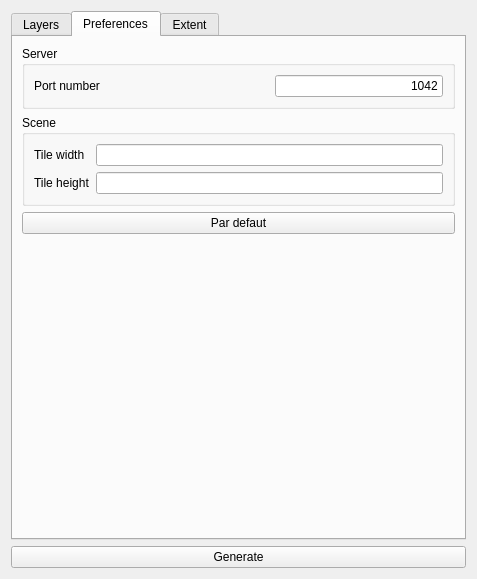
Old version of the form ui_vizitown.ui in the repository vongoethe/vizitown_plugin.
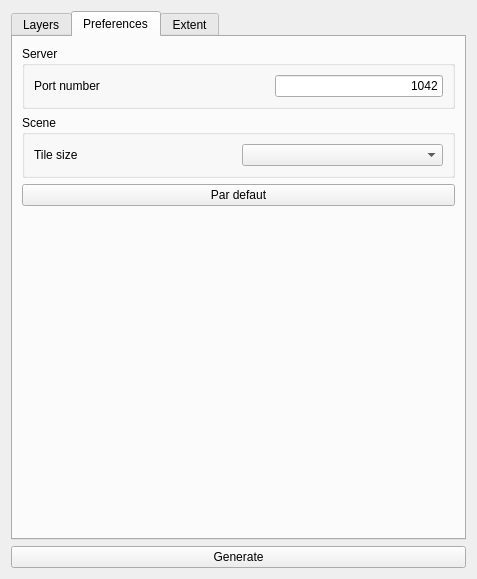
New version of the form. The open tabs and pages were chosen to show the change. Icons and pictures are not drawn.

Commit message: Change interface and web url

The edit to the form file:
```diff
--- a/ui_vizitown.ui
+++ b/ui_vizitown.ui
@@ -164,34 +164,16 @@
          <property name="title">
           <string>Scene</string>
          </property>
-         <layout class="QGridLayout" name="gridLayout_5">
-          <item row="0" column="0">
+         <layout class="QHBoxLayout" name="horizontalLayout_4">
+          <item>
            <widget class="QLabel" name="label_8">
             <property name="text">
-             <string>Tile width</string>
+             <string>Tile size</string>
             </property>
            </widget>
           </item>
-          <item row="0" column="1">
-           <widget class="QLineEdit" name="Haut_Tuile">
-            <property name="text">
-             <string extracomment="Hauteur"/>
-            </property>
-           </widget>
-          </item>
-          <item row="1" column="1">
-           <widget class="QLineEdit" name="Larg_Tuile">
-            <property name="text">
-             <string comment="Largeur"/>
-            </property>
-           </widget>
-          </item>
-          <item row="1" column="0">
-           <widget class="QLabel" name="label_9">
-            <property name="text">
-             <string>Tile height</string>
-            </property>
-           </widget>
+          <item>
+           <widget class="QComboBox" name="cb_tuile"/>
           </item>
          </layout>
         </widget>
```
The commit also changes 2 other files.
